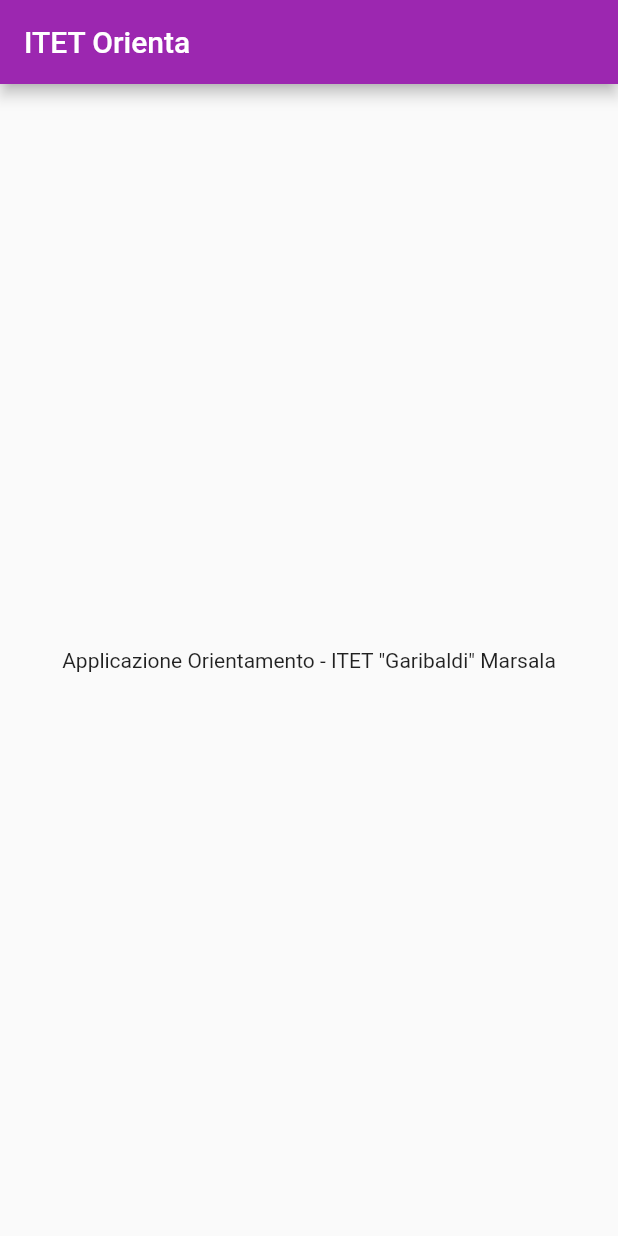
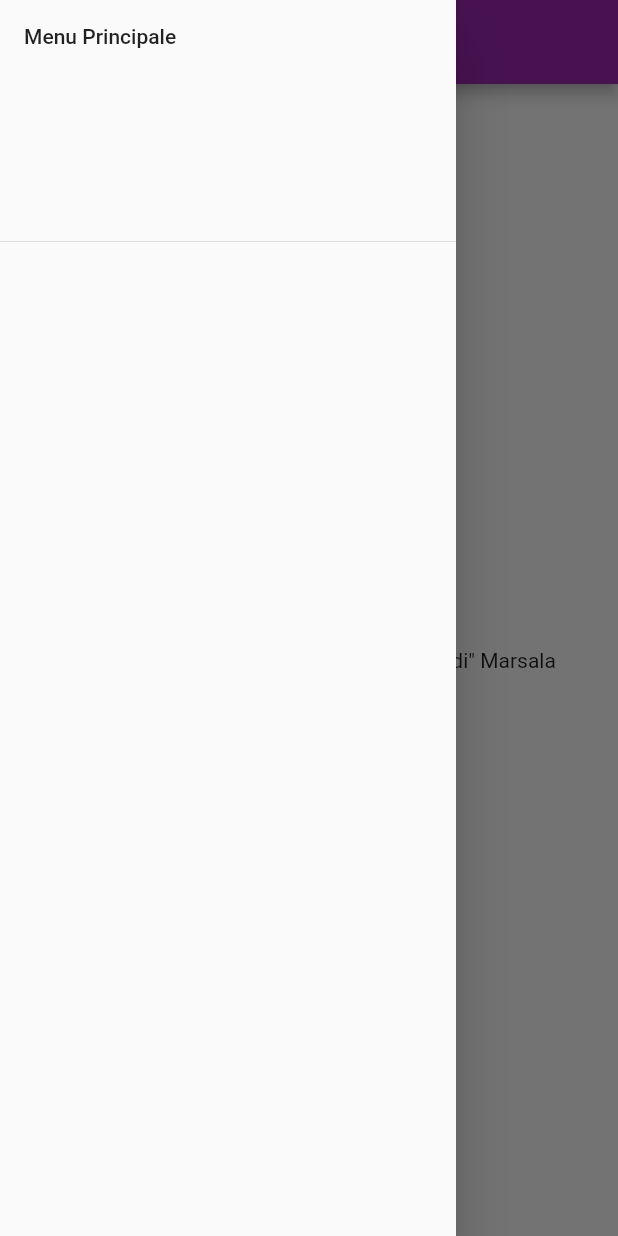
Before and after one commit to enryls/modulomobiledev-ponprogrammazionecreativa-itet, a Flutter app: the screen it shows after launch, with the side drawer open (before the commit the screen has no drawer), on a phone screen of 412 x 824 dp. Run offline on Flutter 3.47's test engine with Material 2 defaults, Android fonts, the phone set to English and light mode, and no system bars.

Commit message:
Aggiunta Menù laterale
Aggiunta del menú principale attraverso la parola chiave drawer

```diff
--- a/itet_orienta/lib/main.dart
+++ b/itet_orienta/lib/main.dart
@@ -25,6 +25,14 @@ class MyHomePage extends StatelessWidget {
     return Scaffold(
       appBar: AppBar(title: Text(title)),
       body: Center(child: Text('Applicazione Orientamento - ITET "Garibaldi" Marsala')),
+      drawer: Drawer(
+        child: ListView(
+          padding: EdgeInsets.zero,
+          children: <Widget> [
+            DrawerHeader(child: Text('Menu Principale')),
+          ],
+        )
+      )
     );
   }
 }
```
